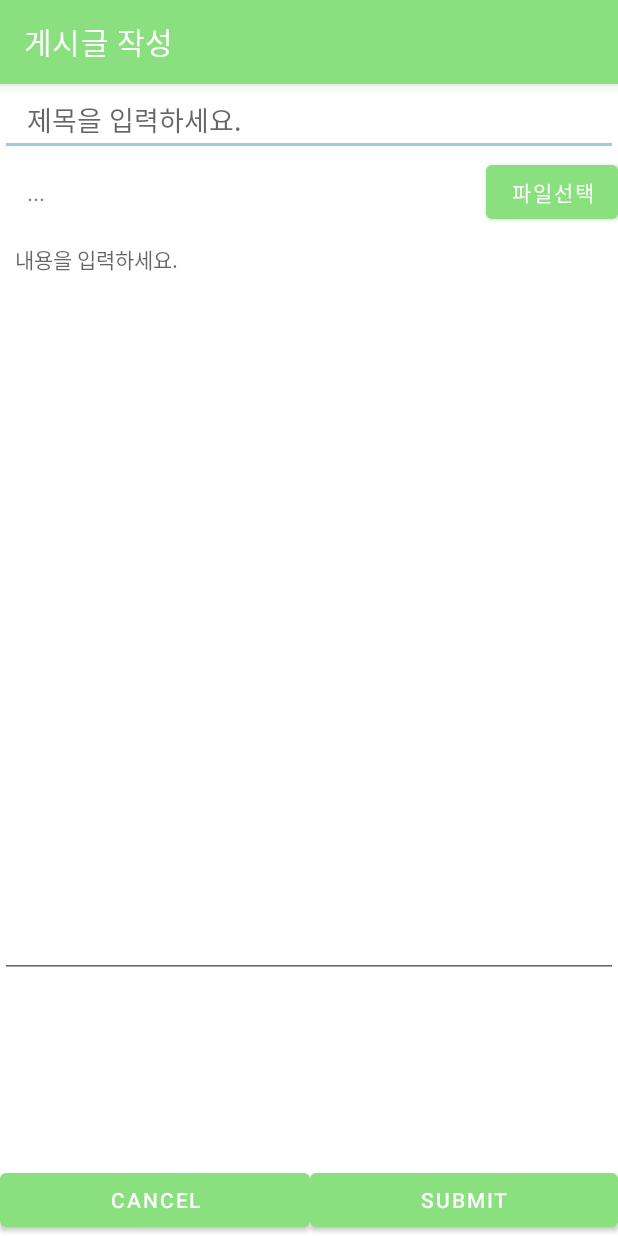
After one commit to ParkJong-Hun/GoogleMap-Upload-Memory, an Android app: the PostingActivity screen opened directly, with no data from a screen before it, on a phone screen of 412 x 824 dp. The commit adds this screen. Run offline under Robolectric (Android 15) with nearby library versions, the phone set to English and light mode, and no system bars.

Commit message:
2021/05/20 18:45

```diff
--- a/app/src/main/AndroidManifest.xml
+++ b/app/src/main/AndroidManifest.xml
@@ -44,7 +44,7 @@
 
         <activity android:name=".MapActivity" android:label="내지도"></activity>
 
-        <activity android:name=".PostActivity" android:label="게시글 작성"></activity>
+        <activity android:name=".PostingActivity" android:label="게시글 작성"></activity>
     </application>
 
 </manifest>
--- /dev/null
+++ b/app/src/main/java/pjh/mjc/project_gimal_2017081066/PostingActivity.java
@@ -0,0 +1,58 @@
+package pjh.mjc.project_gimal_2017081066;
+
+import android.content.Intent;
+import android.os.Bundle;
+import android.view.View;
+import android.widget.Button;
+import android.widget.EditText;
+import android.widget.TextView;
+
+import androidx.appcompat.app.AppCompatActivity;
+
+public class PostingActivity extends AppCompatActivity {
+    //선언
+    Button cancel, submit, upload;
+    EditText title, article;
+    TextView url;
+
+    @Override
+    protected void onCreate(Bundle savedInstanceState) {
+        super.onCreate(savedInstanceState);
+        setContentView(R.layout.posting);
+        //바인딩
+        cancel = findViewById(R.id.post_cancel_button);
+        submit = findViewById(R.id.post_submit_button);
+
+        title = findViewById(R.id.post_title);
+        article = findViewById(R.id.post_article);
+
+        url = findViewById(R.id.upload_file);
+        upload = findViewById(R.id.upload_file_button);
+
+        //좌표값 받아오기
+        Intent intent = getIntent();
+        intent.getDoubleExtra("Lat", 0);
+        intent.getDoubleExtra("Lng", 0);
+
+        //취소 버튼
+        cancel.setOnClickListener(new View.OnClickListener() {
+            @Override
+            public void onClick(View v) {
+                setResult(RESULT_CANCELED);
+                finish();
+            }
+        });
+        //작성 버튼
+        submit.setOnClickListener(new View.OnClickListener() {
+            @Override
+            public void onClick(View v) {
+                if(true) {//이미지 업로드?
+                    //insert
+                } else if(false) {//이미지 업로드 x?
+                    //insert
+                }
+                finish();
+            }
+        });
+    }
+}
--- /dev/null
+++ b/app/src/main/res/layout/posting.xml
@@ -0,0 +1,80 @@
+<?xml version="1.0" encoding="utf-8"?>
+<androidx.constraintlayout.widget.ConstraintLayout
+    xmlns:android="http://schemas.android.com/apk/res/android"
+    xmlns:app="http://schemas.android.com/apk/res-auto"
+    android:layout_width="match_parent"
+    android:layout_height="match_parent">
+
+    <EditText
+        android:id="@+id/post_title"
+        android:layout_width="match_parent"
+        android:layout_height="wrap_content"
+
+        android:hint="제목을 입력하세요."
+        android:paddingLeft="18dp"
+        android:singleLine="true"
+        android:privateImeOptions="defaultInputmode=korean"
+
+
+        app:layout_constraintStart_toStartOf="parent"
+        app:layout_constraintTop_toTopOf="parent" />
+        />
+
+    <TextView
+        android:id="@+id/upload_file"
+        android:layout_width="0dp"
+        android:layout_height="35dp"
+
+        android:textSize="15dp"
+        android:text="..."
+        android:paddingLeft="18dp"
+
+        android:gravity="center_vertical"
+
+        app:layout_constraintBottom_toBottomOf="@+id/upload_file_button"
+        app:layout_constraintEnd_toStartOf="@+id/upload_file_button"
+        app:layout_constraintStart_toStartOf="parent"
+        app:layout_constraintTop_toBottomOf="@+id/post_title" />
+
+    <Button
+        android:id="@+id/upload_file_button"
+        android:layout_width="wrap_content"
+        android:layout_height="wrap_content"
+
+        android:text="파일선택"
+
+        app:layout_constraintEnd_toEndOf="parent"
+        app:layout_constraintTop_toBottomOf="@+id/post_title" />
+    <EditText
+        android:id="@+id/post_article"
+        android:layout_width="match_parent"
+        android:layout_height="500dp"
+
+        android:gravity="top"
+        android:hint="내용을 입력하세요."
+        android:paddingLeft="10dp"
+        android:privateImeOptions="defaultInputmode=korean"
+
+        android:textAppearance="@style/TextAppearance.AppCompat.Body1"
+        app:layout_constraintStart_toStartOf="parent"
+        app:layout_constraintTop_toBottomOf="@+id/upload_file_button" />
+    <LinearLayout
+        android:layout_width="match_parent"
+        android:layout_height="wrap_content"
+        app:layout_constraintBottom_toBottomOf="parent"
+        app:layout_constraintVertical_weight="1">
+        <Button
+            android:id="@+id/post_cancel_button"
+            android:text="Cancel"
+            android:layout_weight="0.5"
+            android:layout_width="wrap_content"
+            android:layout_height="wrap_content"/>
+        <Button
+            android:id="@+id/post_submit_button"
+            android:text="Submit"
+            android:layout_weight="0.5"
+            android:layout_width="wrap_content"
+            android:layout_height="wrap_content"/>
+    </LinearLayout>
+
+</androidx.constraintlayout.widget.ConstraintLayout>
```
Also changed, not shown: app/src/main/java/pjh/mjc/project_gimal_2017081066/MapActivity.java (+50 -25 lines), app/src/main/java/pjh/mjc/project_gimal_2017081066/PostActivity.java (+1 -11 lines), app/src/main/res/layout/post.xml (+1 -75 lines).
